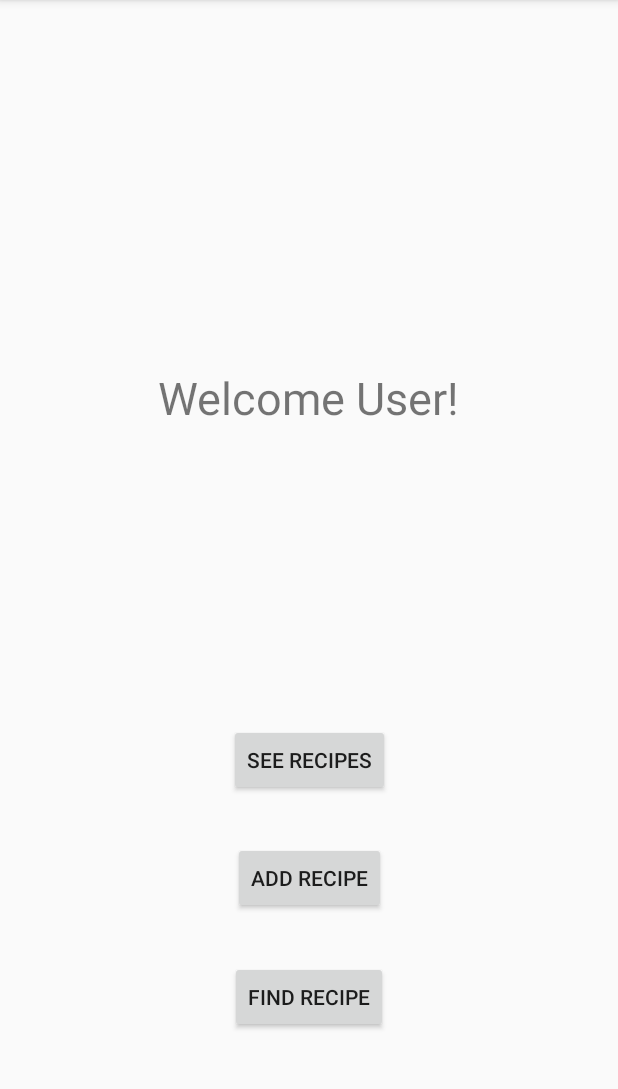
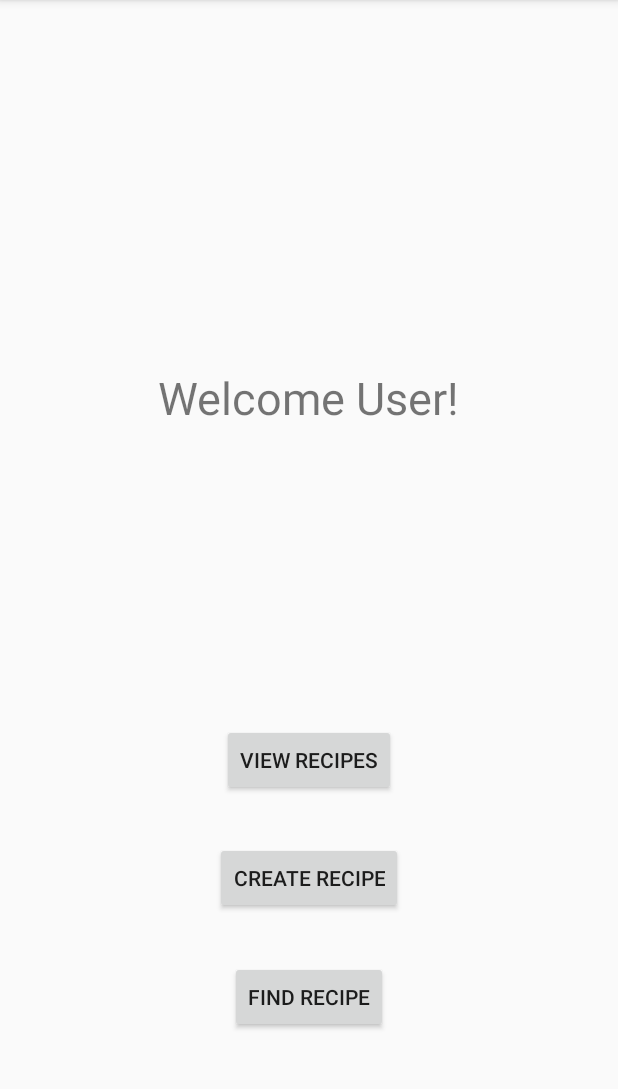
Before and after one commit to JadeMM/MealPlannerApp, an Android app: the MainPage screen opened directly, with no data from a screen before it, on a phone screen of 412 x 824 dp, the part 84-1173 px from its top. Run offline under Robolectric (Android 15) with nearby library versions, the phone set to English and light mode, and no system bars.

Commit message:
Changed button text

```diff
--- a/MealFinder/app/src/main/res/layout/main_page.xml
+++ b/MealFinder/app/src/main/res/layout/main_page.xml
@@ -20,7 +20,7 @@
         android:id='@+id/view_button'
         android:layout_width="wrap_content"
         android:layout_height="wrap_content"
-        android:text="See Recipes"
+        android:text="View Recipes"
         app:layout_constraintRight_toRightOf="parent"
         app:layout_constraintLeft_toLeftOf="parent"
         app:layout_constraintTop_toTopOf="@+id/hello_user"
@@ -30,7 +30,7 @@
         android:id='@+id/add_button'
         android:layout_width="wrap_content"
         android:layout_height="wrap_content"
-        android:text="Add Recipe"
+        android:text="Create Recipe"
         app:layout_constraintLeft_toLeftOf="parent"
         app:layout_constraintRight_toRightOf="parent"
         app:layout_constraintTop_toTopOf="@+id/view_button"
```
